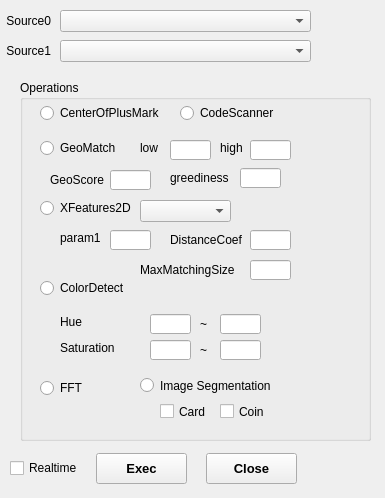
Qt form qroisimulator/app/dialogapplication.ui (JonglockYoon/QT-qroilib) before a commit.
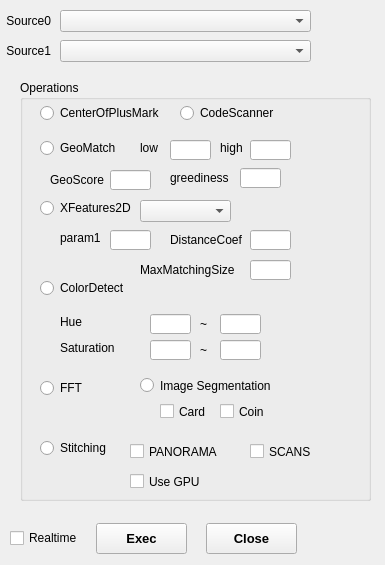
The same form after that commit.

Commit message: add image stitching

The edit to the form file:
```diff
--- a/qroisimulator/app/dialogapplication.ui
+++ b/qroisimulator/app/dialogapplication.ui
@@ -7,7 +7,7 @@
     <x>0</x>
     <y>0</y>
     <width>385</width>
-    <height>498</height>
+    <height>565</height>
    </rect>
   </property>
   <property name="mouseTracking">
@@ -23,7 +23,7 @@
    <property name="geometry">
     <rect>
      <x>206</x>
-     <y>453</y>
+     <y>523</y>
      <width>91</width>
      <height>31</height>
     </rect>
@@ -44,7 +44,7 @@
    <property name="geometry">
     <rect>
      <x>96</x>
-     <y>453</y>
+     <y>523</y>
      <width>91</width>
      <height>31</height>
     </rect>
@@ -65,7 +65,7 @@
    <property name="geometry">
     <rect>
      <x>10</x>
-     <y>460</y>
+     <y>530</y>
      <width>71</width>
      <height>16</height>
     </rect>
@@ -106,7 +106,7 @@
      <x>20</x>
      <y>80</y>
      <width>351</width>
-     <height>361</height>
+     <height>421</height>
     </rect>
    </property>
    <property name="title">
@@ -413,6 +413,45 @@
      <string>Coin</string>
     </property>
    </widget>
+   <widget class="QCheckBox" name="StitchCB1">
+    <property name="geometry">
+     <rect>
+      <x>110</x>
+      <y>360</y>
+      <width>101</width>
+      <height>23</height>
+     </rect>
+    </property>
+    <property name="text">
+     <string>PANORAMA</string>
+    </property>
+   </widget>
+   <widget class="QCheckBox" name="StitchCB2">
+    <property name="geometry">
+     <rect>
+      <x>230</x>
+      <y>360</y>
+      <width>91</width>
+      <height>23</height>
+     </rect>
+    </property>
+    <property name="text">
+     <string>SCANS</string>
+    </property>
+   </widget>
+   <widget class="QCheckBox" name="StitchCB3">
+    <property name="geometry">
+     <rect>
+      <x>110</x>
+      <y>390</y>
+      <width>101</width>
+      <height>23</height>
+     </rect>
+    </property>
+    <property name="text">
+     <string>Use GPU</string>
+    </property>
+   </widget>
   </widget>
   <widget class="QLabel" name="label_7">
    <property name="geometry">
@@ -532,6 +571,19 @@
     </rect>
    </property>
   </widget>
+  <widget class="QRadioButton" name="radioButtonStitching">
+   <property name="geometry">
+    <rect>
+     <x>40</x>
+     <y>440</y>
+     <width>111</width>
+     <height>16</height>
+    </rect>
+   </property>
+   <property name="text">
+    <string>Stitching</string>
+   </property>
+  </widget>
  </widget>
  <resources/>
  <connections/>
```
Left out of the diff: 6 changed lines with no effect on the pictures. The commit also changes 22 other files.
